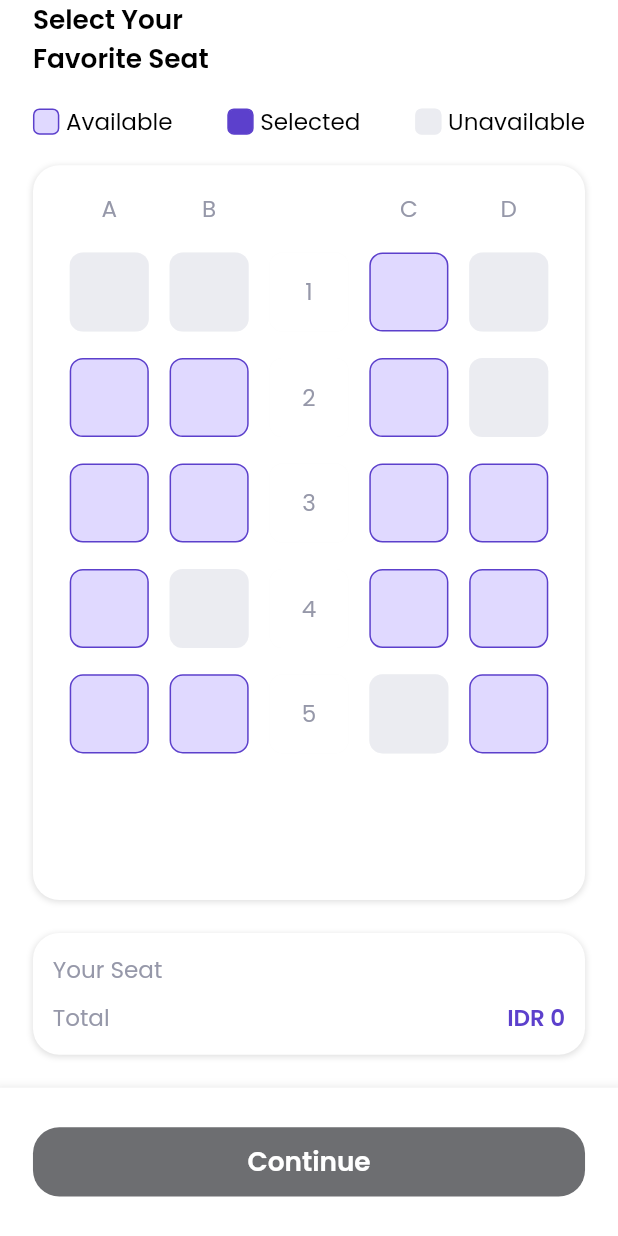
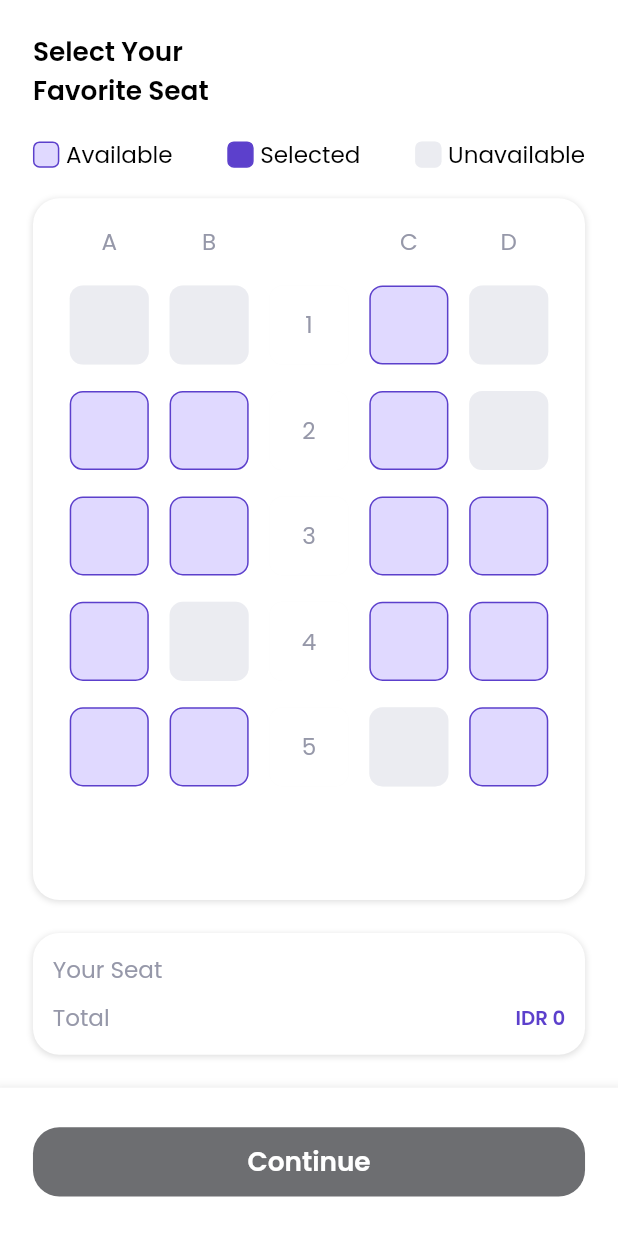
Before and after one commit to fathulaziss/airpedia, a Flutter app: the OrderView screen opened by its route, on a phone screen of 412 x 824 dp. Run offline on Flutter 3.47's test engine with Material 2 defaults, Android fonts, the phone set to English and light mode, and no system bars; our stand-ins replace cloud_firestore, dio, dropdown_button2, equatable, firebase_auth, firebase_core and 10 more; missing offline and left inert: colored_json, easy_mask, flutter_jailbreak_detection; accounts and stored records are empty; project files that could hold a hidden picture were left out.

Commit message:
update order detail view

```diff
--- a/lib/app/modules/order/components/order_seat_information.dart
+++ b/lib/app/modules/order/components/order_seat_information.dart
@@ -32,7 +32,7 @@ class OrderSeatInformation extends GetView<OrderController> {
                         .map((item) => item.name)
                         .toList()
                         .join(', '),
-                    style: TextStyles.title.copyWith(fontSize: 14.w),
+                    style: TextStyles.title.copyWith(fontSize: 12.w),
                     textAlign: TextAlign.end,
                   ),
                 )
@@ -50,7 +50,7 @@ class OrderSeatInformation extends GetView<OrderController> {
                   child: Text(
                     priceFormat(controller.totalSeatPrice.value),
                     style: TextStyles.title
-                        .copyWith(fontSize: 14.w, color: AppColor.primaryColor),
+                        .copyWith(fontSize: 12.w, color: AppColor.primaryColor),
                     textAlign: TextAlign.end,
                   ),
                 )
--- a/lib/app/modules/order/controllers/order_controller.dart
+++ b/lib/app/modules/order/controllers/order_controller.dart
@@ -1,3 +1,4 @@
+import 'package:airpedia/app/controllers/user_info_controller.dart';
 import 'package:airpedia/app/data/seat_data.dart';
 import 'package:airpedia/app/models/seat_model.dart';
 import 'package:airpedia/app/modules/destination/controllers/destination_controller.dart';
@@ -6,6 +7,7 @@ import 'package:get/get.dart';
 
 class OrderController extends GetxController {
   final cDestination = Get.find<DestinationController>();
+  final cUserInfo = Get.find<UserInfoController>();
 
   RxList<String> listSeatType = <String>[].obs;
   RxList<String> listSeatNumber = <String>[].obs;
@@ -17,7 +19,7 @@ class OrderController extends GetxController {
 
   RxInt totalSeatPrice = 0.obs;
   RxDouble totalVatPrice = 0.0.obs;
-  RxDouble total = 0.0.obs;
+  RxInt total = 0.obs;
 
   @override
   void onInit() {
@@ -55,7 +57,7 @@ class OrderController extends GetxController {
       totalVatPrice.value =
           (cDestination.destinationTicket.value.price * selectedSeat.length) *
               cDestination.destinationTicket.value.vat;
-      total.value = totalSeatPrice.value + totalVatPrice.value;
+      total.value = (totalSeatPrice.value + totalVatPrice.value).truncate();
     } else {
       selectedSeat.remove(value);
       totalSeatPrice.value =
@@ -63,7 +65,7 @@ class OrderController extends GetxController {
       totalVatPrice.value =
           (cDestination.destinationTicket.value.price * selectedSeat.length) *
               cDestination.destinationTicket.value.vat;
-      total.value = totalSeatPrice.value + totalVatPrice.value;
+      total.value = (totalSeatPrice.value + totalVatPrice.value).truncate();
     }
   }
 }
--- a/lib/app/modules/order/views/order_view.dart
+++ b/lib/app/modules/order/views/order_view.dart
@@ -4,7 +4,6 @@ import 'package:airpedia/app/modules/order/components/order_seat_information.dar
 import 'package:airpedia/app/modules/order/components/order_seat_status.dart';
 import 'package:airpedia/styles/styles.dart';
 import 'package:flutter/material.dart';
-import 'package:flutter_screenutil/flutter_screenutil.dart';
 
 class OrderView extends StatelessWidget {
   const OrderView({super.key});
@@ -13,17 +12,14 @@ class OrderView extends StatelessWidget {
   Widget build(BuildContext context) {
     return Scaffold(
       bottomNavigationBar: const OrderSeatButton(),
-      body: Padding(
-        padding: EdgeInsets.fromLTRB(
-          20.w,
-          MediaQuery.of(context).viewPadding.top,
-          20.w,
-          0,
-        ),
+      body: SafeArea(
+        child: Padding(
+          padding: EdgeInsets.symmetric(horizontal: Insets.xl),
           child: Flex(
             crossAxisAlignment: CrossAxisAlignment.start,
             direction: Axis.vertical,
             children: [
+              verticalSpace(Insets.xl),
               Text('Select Your\nFavorite Seat', style: TextStyles.title),
               const OrderSeatStatus(),
               const OrderSeat(),
@@ -31,6 +27,7 @@ class OrderView extends StatelessWidget {
             ],
           ),
         ),
+      ),
     );
   }
 }
```
Also changed, not shown: lib/app/modules/order/components/order_detail_button.dart (added, +119 -0 lines), lib/app/modules/order/components/order_detail_facilities.dart (+13 -8 lines), lib/app/modules/order/components/order_detail_flight.dart (+5 -2 lines), lib/app/modules/order/components/order_detail_price.dart (+5 -3 lines), lib/app/modules/order/views/order_detail_view.dart (+7 -8 lines). Lines whose indentation alone changed are shown as unchanged.
